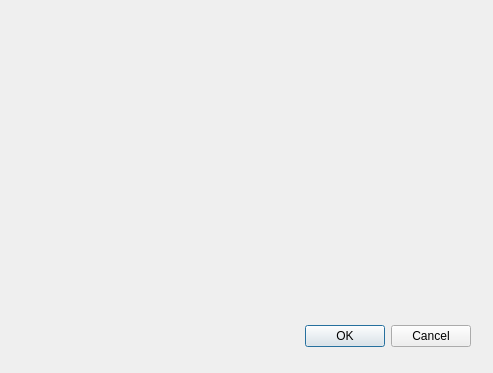
Old version of the form ui/loginform.ui in the repository Jedybox/Ademy.
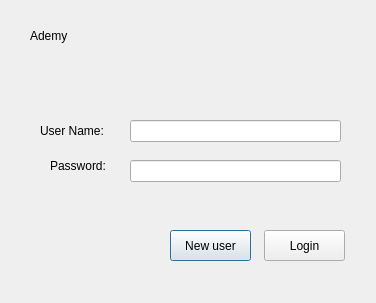
New version of the form.

Commit message: Implement login functionality and user management in the login form

What changed in the file:
```diff
--- a/ui/loginform.ui
+++ b/ui/loginform.ui
@@ -6,27 +6,117 @@
    <rect>
     <x>0</x>
     <y>0</y>
-    <width>493</width>
-    <height>373</height>
+    <width>376</width>
+    <height>303</height>
    </rect>
   </property>
   <property name="windowTitle">
    <string>Dialog</string>
   </property>
-  <widget class="QDialogButtonBox" name="buttonBox">
+  <widget class="QLabel" name="label">
    <property name="geometry">
     <rect>
+     <x>30</x>
+     <y>10</y>
+     <width>91</width>
+     <height>51</height>
+    </rect>
+   </property>
+   <property name="styleSheet">
+    <string notr="true">font: 350 20pt &quot;Yu Gothic UI Semilight&quot;;</string>
+   </property>
+   <property name="text">
+    <string>Ademy</string>
+   </property>
+  </widget>
+  <widget class="QLineEdit" name="username">
+   <property name="geometry">
+    <rect>
      <x>130</x>
-     <y>320</y>
-     <width>341</width>
-     <height>32</height>
+     <y>120</y>
+     <width>211</width>
+     <height>22</height>
     </rect>
    </property>
-   <property name="orientation">
-    <enum>Qt::Horizontal</enum>
+   <property name="styleSheet">
+    <string notr="true">font: 12pt &quot;Segoe UI&quot;;</string>
    </property>
-   <property name="standardButtons">
-    <set>QDialogButtonBox::Cancel|QDialogButtonBox::Ok</set>
+  </widget>
+  <widget class="QLabel" name="label_2">
+   <property name="geometry">
+    <rect>
+     <x>40</x>
+     <y>115</y>
+     <width>81</width>
+     <height>31</height>
+    </rect>
+   </property>
+   <property name="styleSheet">
+    <string notr="true">font: 12pt &quot;Segoe UI&quot;;</string>
+   </property>
+   <property name="text">
+    <string>User Name:</string>
+   </property>
+  </widget>
+  <widget class="QLabel" name="label_3">
+   <property name="geometry">
+    <rect>
+     <x>50</x>
+     <y>150</y>
+     <width>71</width>
+     <height>31</height>
+    </rect>
+   </property>
+   <property name="styleSheet">
+    <string notr="true">font: 12pt &quot;Segoe UI&quot;;</string>
+   </property>
+   <property name="text">
+    <string>Password:</string>
+   </property>
+  </widget>
+  <widget class="QLineEdit" name="password">
+   <property name="geometry">
+    <rect>
+     <x>130</x>
+     <y>160</y>
+     <width>211</width>
+     <height>22</height>
+    </rect>
+   </property>
+   <property name="styleSheet">
+    <string notr="true">font: 12pt &quot;Segoe UI&quot;;</string>
+   </property>
+  </widget>
+  <widget class="QPushButton" name="newuserbtn">
+   <property name="geometry">
+    <rect>
+     <x>170</x>
+     <y>230</y>
+     <width>81</width>
+     <height>31</height>
+    </rect>
+   </property>
+   <property name="styleSheet">
+    <string notr="true">font: 12pt &quot;Segoe UI&quot;;</string>
+   </property>
+   <property name="text">
+    <string>New user</string>
+   </property>
+  </widget>
+  <widget class="QPushButton" name="loginbtn">
+   <property name="geometry">
+    <rect>
+     <x>264</x>
+     <y>230</y>
+     <width>81</width>
+     <height>31</height>
+    </rect>
+   </property>
+   <property name="styleSheet">
+    <string notr="true">font: 12pt &quot;Segoe UI&quot;;</string>
+   </property>
+   <property name="text">
+    <string>Login</string>
    </property>
   </widget>
  </widget>
```
Left out of the diff: 35 changed lines with no effect on the pictures. The commit also changes 4 other files.
